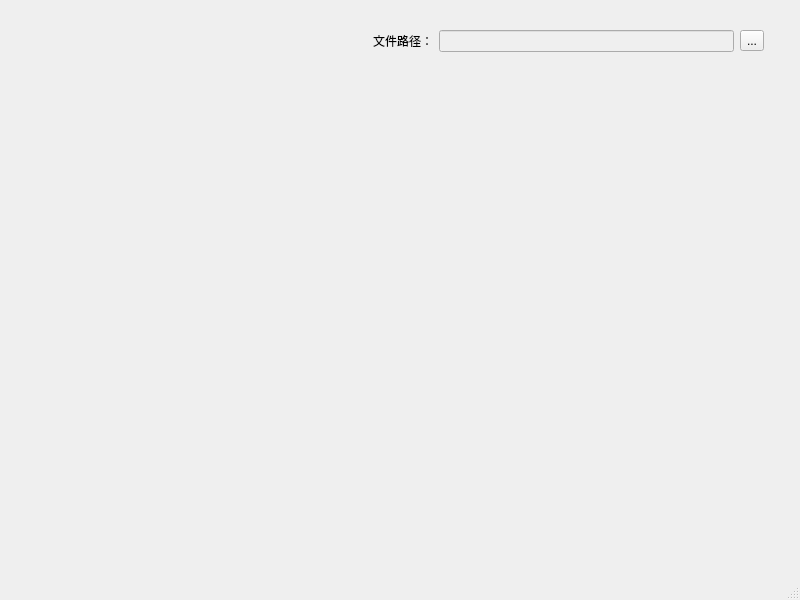
Before: the Qt Designer form tb-tools/ui.ui in sy05514/first-repository, drawn with Qt 5.
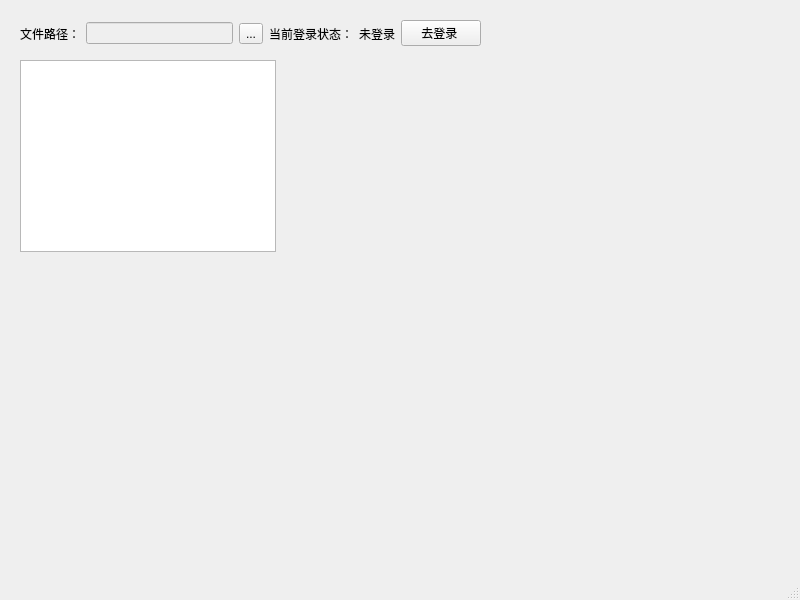
After: the same form once the commit is applied.

```diff
--- a/tb-tools/ui.ui
+++ b/tb-tools/ui.ui
@@ -14,15 +14,27 @@
    <string>小工具</string>
   </property>
   <widget class="QWidget" name="centralwidget">
+   <widget class="QListWidget" name="listWidget">
+    <property name="geometry">
+     <rect>
+      <x>20</x>
+      <y>60</y>
+      <width>256</width>
+      <height>192</height>
+     </rect>
+    </property>
+   </widget>
    <widget class="QWidget" name="">
     <property name="geometry">
      <rect>
-      <x>373</x>
-      <y>30</y>
-      <width>391</width>
-      <height>22</height>
+      <x>20</x>
+      <y>20</y>
+      <width>461</width>
+      <height>27</height>
      </rect>
     </property>
+    <layout class="QHBoxLayout" name="horizontalLayout_3">
+     <item>
     <layout class="QHBoxLayout" name="horizontalLayout">
      <item>
       <widget class="QLabel" name="label">
@@ -44,6 +56,33 @@
         <string>...</string>
        </property>
       </widget>
+       </item>
+      </layout>
+     </item>
+     <item>
+      <layout class="QHBoxLayout" name="horizontalLayout_2">
+       <item>
+        <widget class="QLabel" name="label_3">
+         <property name="text">
+          <string>当前登录状态：</string>
+         </property>
+        </widget>
+       </item>
+       <item>
+        <widget class="QLabel" name="label_4">
+         <property name="text">
+          <string>未登录</string>
+         </property>
+        </widget>
+       </item>
+       <item>
+        <widget class="QPushButton" name="pushButton">
+         <property name="text">
+          <string>去登录 </string>
+         </property>
+        </widget>
+       </item>
+      </layout>
      </item>
     </layout>
    </widget>
```
Lines whose indentation alone changed are shown as unchanged.
